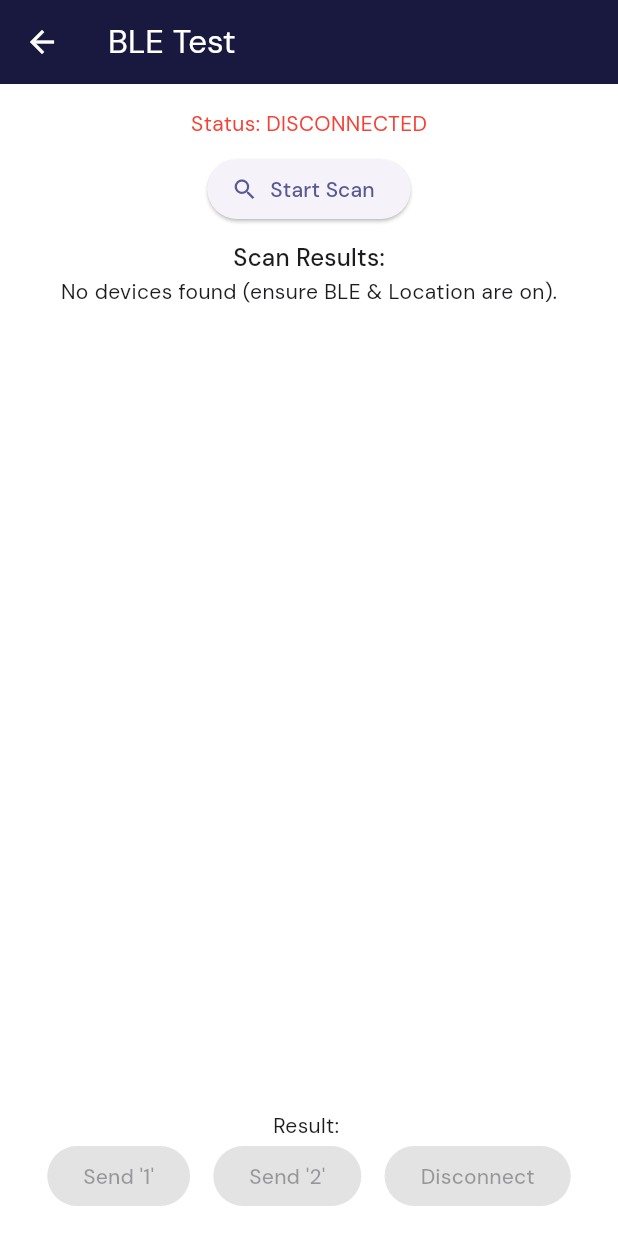
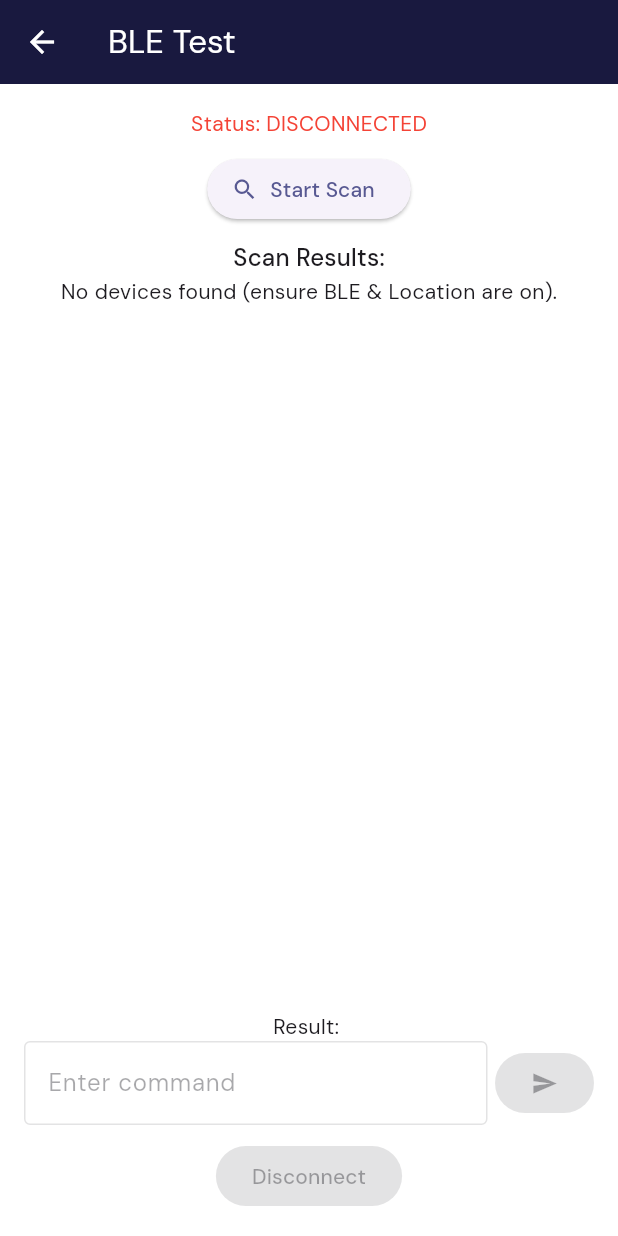
Before and after one commit to Reasondro/ImHEAR, a Flutter app: the BleTestScreen screen opened directly, on a phone screen of 412 x 824 dp. Run offline on Flutter 3.47's test engine with Material 3 defaults, Android fonts, the phone set to English and light mode, and no system bars; our stand-ins replace equatable, flutter_bloc, flutter_blue_plus, flutter_dotenv, geolocator, go_router and 3 more; accounts and stored records are empty.

Commit message:
finished adding blue test scrfeen

```diff
--- a/lib/core/services/custom_bluetooth_service.dart
+++ b/lib/core/services/custom_bluetooth_service.dart
@@ -69,7 +69,7 @@ class CustomBluetoothService {
       // Stop scan after timeout automatically by FlutterBluePlus usually,
       // but ensure it stops if startScan is called again or on error.
       await Future.delayed(
-        Duration(seconds: 11),
+        const Duration(seconds: 11),
       ); // Wait a bit longer than timeout
       stopScan(); // Ensure stop
     } catch (e) {
--- a/lib/features/bluetooth/presentation/screens/ble_test_screen.dart
+++ b/lib/features/bluetooth/presentation/screens/ble_test_screen.dart
@@ -15,9 +15,13 @@ class _BleTestScreenState extends State<BleTestScreen> {
   final CustomBluetoothService _bluetoothService = CustomBluetoothService();
   BluetoothDevice?
   _selectedDevice; // To store the device user wants to connect to
+
+  final TextEditingController _commandController = TextEditingController();
+
   @override
   void dispose() {
     _bluetoothService.dispose(); // Clean up service
+    _commandController.dispose(); // Dispose the controller
     super.dispose();
   }
 
@@ -119,35 +123,72 @@ class _BleTestScreenState extends State<BleTestScreen> {
             ValueListenableBuilder<bool>(
               valueListenable: _bluetoothService.isConnected,
               builder: (context, isConnected, child) {
-                return Row(
+                return Column(
+                  children: [
+                    Row(
                       mainAxisAlignment: MainAxisAlignment.spaceEvenly,
                       children: [
+                        Expanded(
+                          child: TextField(
+                            controller: _commandController,
+                            decoration: const InputDecoration(
+                              hintText: "Enter command",
+                              border: OutlineInputBorder(),
+                            ),
+                            enabled: isConnected,
+                          ),
+                        ),
+                        const SizedBox(width: 5),
                         ElevatedButton(
                           onPressed:
                               isConnected
                                   ? () async {
-                                String dummy = await _bluetoothService
-                                    .sendCommand("1");
+                                    if (_commandController.text.isNotEmpty) {
+                                      String commandToSend =
+                                          _commandController.text;
+                                      String commandResult =
+                                          await _bluetoothService.sendCommand(
+                                            commandToSend,
+                                          );
                                       setState(() {
-                                  result = dummy;
+                                        result = commandResult;
                                       });
+                                      _commandController.clear();
+                                    }
                                   }
                                   : null,
-                      child: const Text("Send '1'"),
+                          child: const Icon(Icons.send),
                         ),
-                    ElevatedButton(
-                      onPressed:
-                          isConnected
-                              ? () async {
-                                String dummy = await _bluetoothService
-                                    .sendCommand("2");
-                                setState(() {
-                                  result = dummy;
-                                });
-                              }
-                              : null,
-                      child: const Text("Send '2'"),
+                        // ElevatedButton(
+                        //   onPressed:
+                        //       isConnected
+                        //           ? () async {
+                        //             String dummy = await _bluetoothService
+                        //                 .sendCommand("1");
+                        //             setState(() {
+                        //               result = dummy;
+                        //             });
+                        //           }
+                        //           : null,
+                        //   child: const Text("Send '1'"),
+                        // ),
+                        // ElevatedButton(
+                        //   onPressed:
+                        //       isConnected
+                        //           ? () async {
+                        //             String dummy = await _bluetoothService
+                        //                 .sendCommand("2");
+                        //             setState(() {
+                        //               result = dummy;
+                        //             });
+                        //           }
+                        //           : null,
+                        //   child: const Text("Send '2'"),
+                        // ),
+                      ],
                     ),
+                    const SizedBox(height: 10),
+                    // Disconnect Button (moved here for better grouping)
                     ElevatedButton(
                       onPressed:
                           isConnected ? _bluetoothService.disconnect : null,
```
Lines whose indentation alone changed are shown as unchanged.
